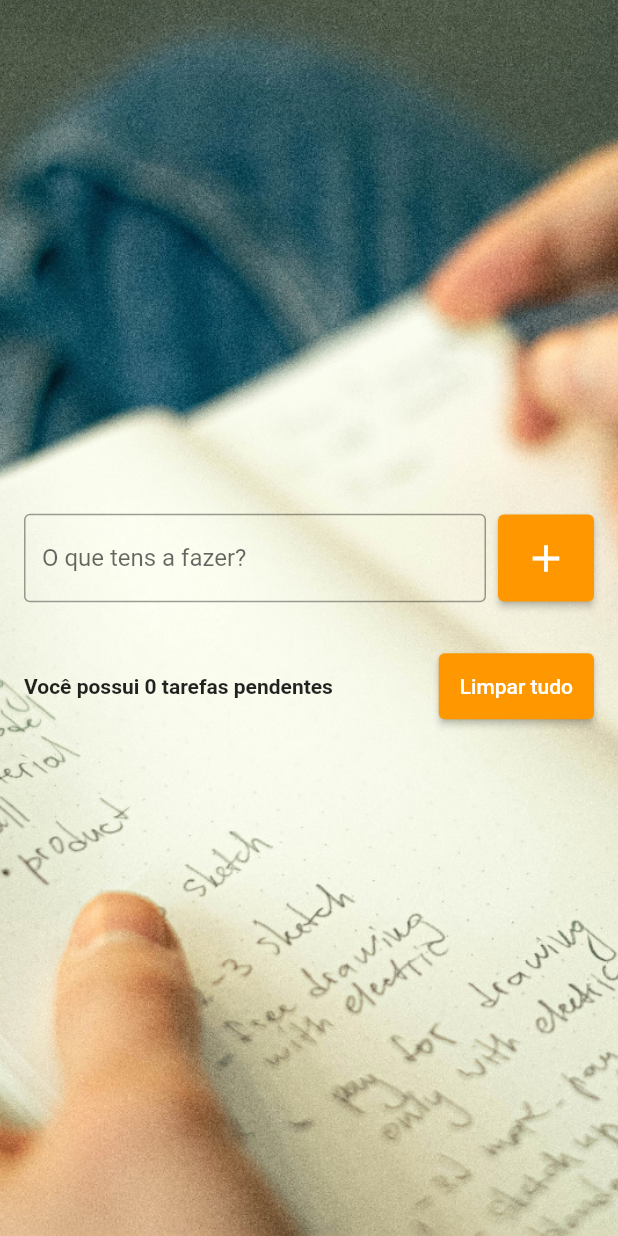
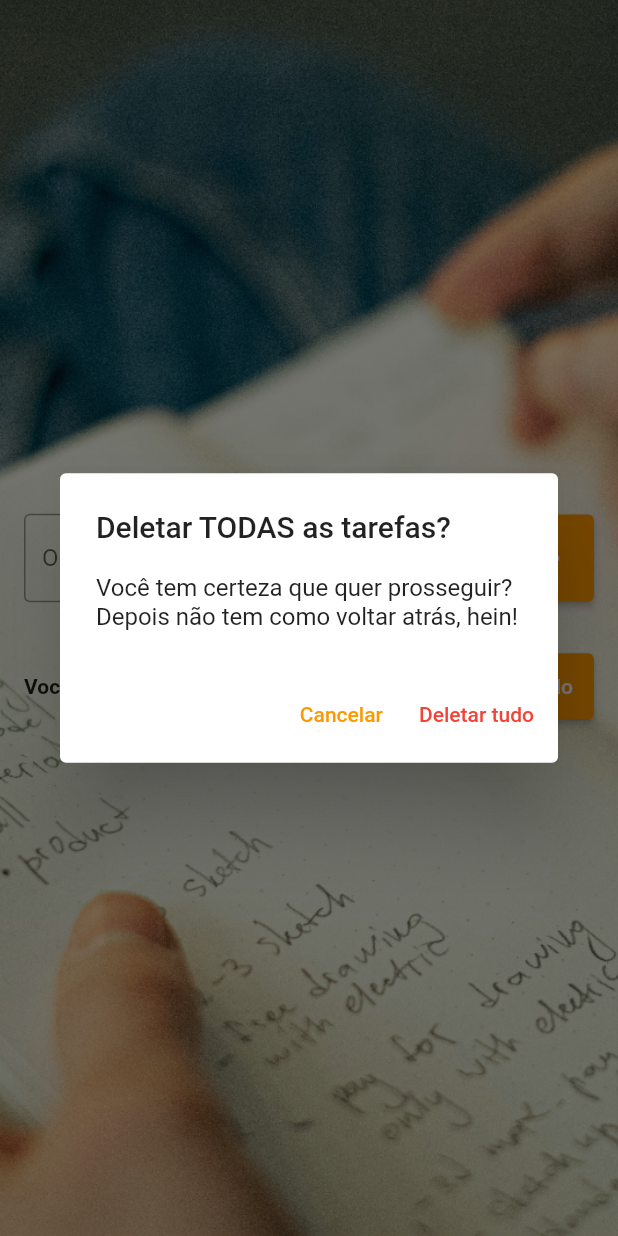
Before and after one commit to VivianeSouza923/todo_list, a Flutter app: the screen it shows after launch, after a tap on "Limpar tudo", on a phone screen of 412 x 824 dp. Run offline on Flutter 3.47's test engine with Material 2 defaults, Android fonts, the phone set to English and light mode, and no system bars; our stand-ins replace flutter_slidable.

Commit message:
today's studies

```diff
--- a/lib/pages/todo_list_page.dart
+++ b/lib/pages/todo_list_page.dart
@@ -24,7 +24,7 @@ class _TodoListPageState extends State<TodoListPage> {
     // base de todas ou praticamente todas as telas
     return SafeArea(
       child: Scaffold(
-        backgroundColor: Colors.greenAccent,
+
         body: Container(
           decoration: const BoxDecoration(
             image: DecorationImage(
@@ -157,7 +157,7 @@ class _TodoListPageState extends State<TodoListPage> {
                         ),
                       ),
                       ElevatedButton(
-                        onPressed: () {},
+                        onPressed: showDeleteTodosConfirmationDialog,
                         style: ElevatedButton.styleFrom(
                             backgroundColor: Colors.orange,
                             padding: const EdgeInsets.all(14)),
@@ -184,6 +184,7 @@ class _TodoListPageState extends State<TodoListPage> {
       tarefas.remove(todo);
     });
 
+    ScaffoldMessenger.of(context).clearSnackBars();
     ScaffoldMessenger.of(context).showSnackBar(
       SnackBar(
         content: Text(
@@ -205,4 +206,38 @@ class _TodoListPageState extends State<TodoListPage> {
       ),
     );
   }
+
+  void showDeleteTodosConfirmationDialog () {
+    showDialog(context: context, builder: (context) =>  AlertDialog(
+      title: const Text('Deletar TODAS as tarefas?'),
+      content: const Text('Você tem certeza que quer prosseguir? Depois não tem como voltar atrás, hein!'),
+
+      actions: [
+        TextButton(
+          style: TextButton.styleFrom(foregroundColor: Colors.orange),
+          onPressed: () {
+            //só fecha a caixa de mensagem
+            Navigator.of(context).pop();
+          },
+          child: const Text('Cancelar'),
+          ),
+
+        TextButton(
+          style: TextButton.styleFrom(foregroundColor: Colors.red),
+          onPressed: () {
+            Navigator.of(context).pop();
+            deleteAllTarefas();
+          },
+          child: const Text('Deletar tudo'),
+          ),
+      ],
+    ),
+    );
+  }
+
+  void deleteAllTarefas () {
+    setState(() {
+      tarefas.clear();
+    });
+  }
 }
```
Also changed, not shown: pubspec.lock.
